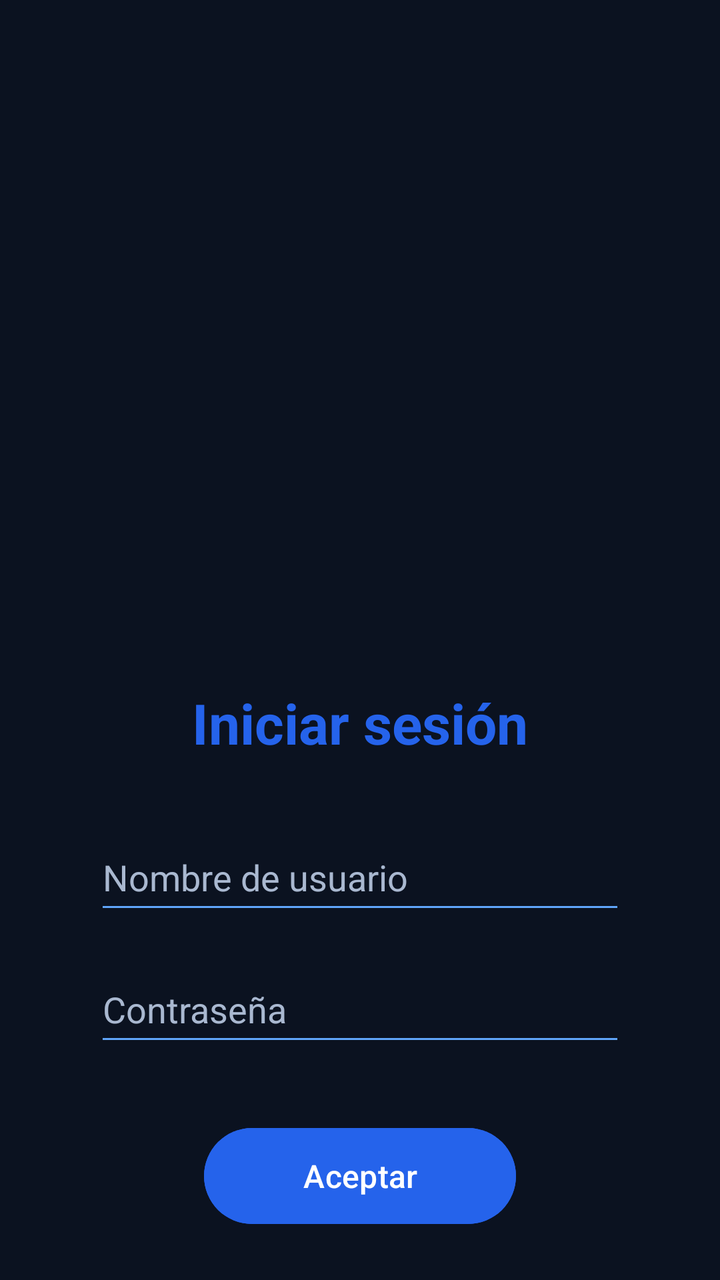
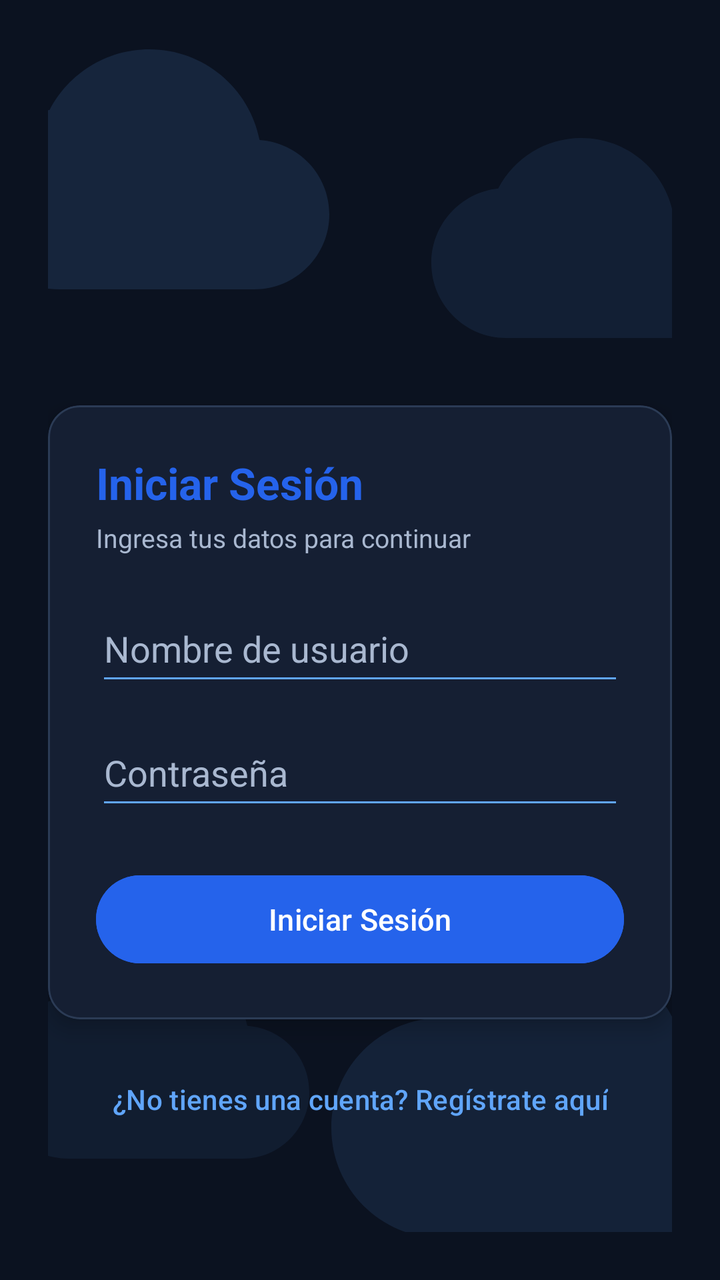

An Android layout rendered at two revisions. The XML below is the earlier revision; the diff shows what the commit changed to produce the second picture.
<!-- AndroidManifest.xml: application theme Theme.AppDeContactos -->
<!-- res/layout/activity_main.xml -->
<?xml version="1.0" encoding="utf-8"?>
<androidx.constraintlayout.widget.ConstraintLayout xmlns:android="http://schemas.android.com/apk/res/android"
    xmlns:app="http://schemas.android.com/apk/res-auto"
    xmlns:tools="http://schemas.android.com/tools"
    android:id="@+id/main"
    android:layout_width="match_parent"
    android:layout_height="match_parent"
    android:background="@color/azul_fondo"
    android:padding="24dp"
    tools:context=".MainActivity">

    <TextView
        android:id="@+id/tvTitle"
        android:layout_width="wrap_content"
        android:layout_height="wrap_content"
        android:text="@string/iniciar_sesion"
        android:textColor="@color/azul_principal"
        android:textSize="28sp"
        android:textStyle="bold"
        app:layout_constraintBottom_toTopOf="@+id/etUsuario"
        app:layout_constraintEnd_toEndOf="parent"
        app:layout_constraintStart_toStartOf="parent"
        app:layout_constraintTop_toTopOf="parent"
        app:layout_constraintVertical_bias="0.3"
        app:layout_constraintVertical_chainStyle="packed" />

    <EditText
        android:id="@+id/etUsuario"
        android:layout_width="0dp"
        android:layout_height="50dp"
        android:layout_marginTop="32dp"
        android:autofillHints="username"
        android:backgroundTint="@color/azul_claro"
        android:hint="@string/nombre_usuario"
        android:inputType="textPersonName"
        android:textColor="@color/texto_blanco"
        android:textColorHint="@color/texto_2"
        app:layout_constraintEnd_toEndOf="parent"
        app:layout_constraintStart_toStartOf="parent"
        app:layout_constraintTop_toBottomOf="@+id/tvTitle"
        app:layout_constraintWidth_max="340dp"
        app:layout_constraintWidth_percent="0.85" />

    <EditText
        android:id="@+id/etContrasena"
        android:layout_width="0dp"
        android:layout_height="50dp"
        android:layout_marginTop="16dp"
        android:autofillHints="password"
        android:backgroundTint="@color/azul_claro"
        android:hint="@string/contrasena"
        android:inputType="textPassword"
        android:textColor="@color/texto_blanco"
        android:textColorHint="@color/texto_2"
        app:layout_constraintEnd_toEndOf="parent"
        app:layout_constraintStart_toStartOf="parent"
        app:layout_constraintTop_toBottomOf="@+id/etUsuario"
        app:layout_constraintWidth_max="340dp"
        app:layout_constraintWidth_percent="0.85" />

    <Button
        android:id="@+id/btnAceptar"
        android:layout_width="0dp"
        android:layout_height="56dp"
        android:layout_marginTop="32dp"
        android:backgroundTint="@color/azul_principal"
        android:text="@string/aceptar"
        android:textColor="@color/texto_blanco"
        android:textSize="16sp"
        app:layout_constraintBottom_toBottomOf="parent"
        app:layout_constraintEnd_toEndOf="parent"
        app:layout_constraintStart_toStartOf="parent"
        app:layout_constraintTop_toBottomOf="@+id/etContrasena"
        app:layout_constraintWidth_max="200dp"
        app:layout_constraintWidth_percent="0.5" />

</androidx.constraintlayout.widget.ConstraintLayout>
<!-- resources referenced by this layout -->
<resources>
  <color name="azul_claro">#60A5FA</color>
  <color name="azul_fondo">#0B1220</color>
  <color name="azul_principal">#2563EB</color>
  <color name="texto_2">#A9B8D0</color>
  <color name="texto_blanco">#FFFFFF</color>
  <string name="aceptar">Aceptar</string>
  <string name="contrasena">Contraseña</string>
  <string name="iniciar_sesion">Iniciar sesión</string>
  <string name="nombre_usuario">Nombre de usuario</string>
  <style name="Theme.AppDeContactos" parent="Base.Theme.AppDeContactos" />
  <style name="Base.Theme.AppDeContactos" parent="Theme.Material3.DayNight.NoActionBar">
          
          
      </style>
</resources>

<!-- the commit's change to res/layout/activity_main.xml (unified diff, before → after) -->
@@ -9,69 +9,158 @@
     android:padding="24dp"
     tools:context=".MainActivity">
 
-    <TextView
-        android:id="@+id/tvTitle"
-        android:layout_width="wrap_content"
-        android:layout_height="wrap_content"
-        android:text="@string/iniciar_sesion"
-        android:textColor="@color/azul_principal"
-        android:textSize="28sp"
-        android:textStyle="bold"
-        app:layout_constraintBottom_toTopOf="@+id/etUsuario"
+    
+    <ImageView
+        android:id="@+id/bgCloudTopLeft"
+        android:layout_width="180dp"
+        android:layout_height="180dp"
+        android:layout_marginStart="-40dp"
+        android:layout_marginTop="-30dp"
+        android:alpha="0.7"
+        android:importantForAccessibility="no"
+        android:src="@drawable/ic_cloud_soft"
+        app:layout_constraintStart_toStartOf="parent"
+        app:layout_constraintTop_toTopOf="parent" />
+
+    <ImageView
+        android:id="@+id/bgCloudTopRight"
+        android:layout_width="150dp"
+        android:layout_height="150dp"
+        android:layout_marginTop="20dp"
+        android:layout_marginEnd="-30dp"
+        android:alpha="0.5"
+        android:importantForAccessibility="no"
+        android:src="@drawable/ic_cloud_soft"
+        app:layout_constraintEnd_toEndOf="parent"
+        app:layout_constraintTop_toTopOf="parent" />
+
+    <ImageView
+        android:id="@+id/bgCloudBottomLeft"
+        android:layout_width="160dp"
+        android:layout_height="160dp"
+        android:layout_marginStart="-30dp"
+        android:layout_marginBottom="10dp"
+        android:alpha="0.4"
+        android:importantForAccessibility="no"
+        android:src="@drawable/ic_cloud_soft"
+        app:layout_constraintBottom_toBottomOf="parent"
+        app:layout_constraintStart_toStartOf="parent" />
+
+    <ImageView
+        android:id="@+id/bgCloudBottomRight"
+        android:layout_width="220dp"
+        android:layout_height="220dp"
+        android:layout_marginEnd="-50dp"
+        android:layout_marginBottom="-40dp"
+        android:alpha="0.6"
+        android:importantForAccessibility="no"
+        android:src="@drawable/ic_cloud_soft"
+        app:layout_constraintBottom_toBottomOf="parent"
+        app:layout_constraintEnd_toEndOf="parent" />
+
+    
+    <ImageView
+        android:id="@+id/ivLogo"
+        android:layout_width="120dp"
+        android:layout_height="120dp"
+        android:contentDescription="@string/app_name"
+        android:src="@mipmap/app_notasyllamadas"
+        app:layout_constraintBottom_toTopOf="@+id/cardLogin"
         app:layout_constraintEnd_toEndOf="parent"
         app:layout_constraintStart_toStartOf="parent"
         app:layout_constraintTop_toTopOf="parent"
-        app:layout_constraintVertical_bias="0.3"
         app:layout_constraintVertical_chainStyle="packed" />
 
-    <EditText
-        android:id="@+id/etUsuario"
+    
+    <com.google.android.material.card.MaterialCardView
+        android:id="@+id/cardLogin"
         android:layout_width="0dp"
-        android:layout_height="50dp"
-        android:layout_marginTop="32dp"
-        android:autofillHints="username"
-        android:backgroundTint="@color/azul_claro"
-        android:hint="@string/nombre_usuario"
-        android:inputType="textPersonName"
-        android:textColor="@color/texto_blanco"
-        android:textColorHint="@color/texto_2"
+        android:layout_height="wrap_content"
+        android:layout_marginTop="16dp"
+        app:cardBackgroundColor="@color/azul_superficie"
+        app:cardCornerRadius="16dp"
+        app:cardElevation="6dp"
+        app:layout_constraintBottom_toTopOf="@+id/btnIrARegistro"
         app:layout_constraintEnd_toEndOf="parent"
         app:layout_constraintStart_toStartOf="parent"
-        app:layout_constraintTop_toBottomOf="@+id/tvTitle"
-        app:layout_constraintWidth_max="340dp"
-        app:layout_constraintWidth_percent="0.85" />
+        app:layout_constraintTop_toBottomOf="@+id/ivLogo"
+        app:strokeColor="@color/azul_borde"
+        app:strokeWidth="1dp">
 
-    <EditText
-        android:id="@+id/etContrasena"
-        android:layout_width="0dp"
-        android:layout_height="50dp"
-        android:layout_marginTop="16dp"
-        android:autofillHints="password"
-        android:backgroundTint="@color/azul_claro"
-        android:hint="@string/contrasena"
-        android:inputType="textPassword"
-        android:textColor="@color/texto_blanco"
-        android:textColorHint="@color/texto_2"
-        app:layout_constraintEnd_toEndOf="parent"
-        app:layout_constraintStart_toStartOf="parent"
-        app:layout_constraintTop_toBottomOf="@+id/etUsuario"
-        app:layout_constraintWidth_max="340dp"
-        app:layout_constraintWidth_percent="0.85" />
+        <LinearLayout
+            android:layout_width="match_parent"
+            android:layout_height="wrap_content"
+            android:orientation="vertical"
+            android:padding="24dp">
+
+            <TextView
+                android:id="@+id/tvTitle"
+                android:layout_width="wrap_content"
+                android:layout_height="wrap_content"
+                android:text="@string/iniciar_sesion"
+                android:textColor="@color/azul_principal"
+                android:textSize="22sp"
+                android:textStyle="bold" />
+
+            <TextView
+                android:id="@+id/tvSubtitle"
+                android:layout_width="wrap_content"
+                android:layout_height="wrap_content"
+                android:layout_marginTop="4dp"
+                android:text="@string/subtitulo_login"
+                android:textColor="@color/texto_2"
+                android:textSize="13sp" />
+
+            <EditText
+                android:id="@+id/etUsuario"
+                android:layout_width="match_parent"
+                android:layout_height="50dp"
+                android:layout_marginTop="20dp"
+                android:autofillHints="username"
+                android:backgroundTint="@color/azul_claro"
+                android:hint="@string/nombre_usuario"
+                android:inputType="textPersonName"
+                android:textColor="@color/texto_blanco"
+                android:textColorHint="@color/texto_2" />
+
+            <EditText
+                android:id="@+id/etContrasena"
+                android:layout_width="match_parent"
+                android:layout_height="50dp"
+                android:layout_marginTop="12dp"
+                android:autofillHints="password"
+                android:backgroundTint="@color/azul_claro"
+                android:hint="@string/contrasena"
+                android:inputType="textPassword"
+                android:textColor="@color/texto_blanco"
+                android:textColorHint="@color/texto_2" />
+
+            <Button
+                android:id="@+id/btnAceptar"
+                android:layout_width="match_parent"
+                android:layout_height="52dp"
+                android:layout_marginTop="24dp"
+                android:backgroundTint="@color/azul_principal"
+                android:text="@string/aceptar"
+                android:textColor="@color/texto_blanco"
+                android:textSize="15sp" />
+
+        </LinearLayout>
+
+    </com.google.android.material.card.MaterialCardView>
 
     <Button
-        android:id="@+id/btnAceptar"
-        android:layout_width="0dp"
-        android:layout_height="56dp"
-        android:layout_marginTop="32dp"
-        android:backgroundTint="@color/azul_principal"
-        android:text="@string/aceptar"
-        android:textColor="@color/texto_blanco"
-        android:textSize="16sp"
+        android:id="@+id/btnIrARegistro"
+        style="@style/Widget.Material3.Button.TextButton"
+        android:layout_width="wrap_content"
+        android:layout_height="wrap_content"
+        android:layout_marginTop="16dp"
+        android:text="@string/no_tienes_cuenta"
+        android:textColor="@color/azul_claro"
+        android:textSize="14sp"
         app:layout_constraintBottom_toBottomOf="parent"
         app:layout_constraintEnd_toEndOf="parent"
         app:layout_constraintStart_toStartOf="parent"
-        app:layout_constraintTop_toBottomOf="@+id/etContrasena"
-        app:layout_constraintWidth_max="200dp"
-        app:layout_constraintWidth_percent="0.5" />
+        app:layout_constraintTop_toBottomOf="@+id/cardLogin" />
 
 </androidx.constraintlayout.widget.ConstraintLayout>
<!-- resource entries referenced after the edit -->
@@ -1,15 +1,39 @@
 <!-- resources referenced by this layout -->
 <resources>
+  <color name="azul_borde">#2B3B55</color>
   <color name="azul_claro">#60A5FA</color>
   <color name="azul_fondo">#0B1220</color>
   <color name="azul_principal">#2563EB</color>
+  <color name="azul_superficie">#151F33</color>
   <color name="texto_2">#A9B8D0</color>
   <color name="texto_blanco">#FFFFFF</color>
-  <string name="aceptar">Aceptar</string>
+  <!-- drawable ic_cloud_soft (drawable) -->
+  <?xml version="1.0" encoding="utf-8"?>
+  <vector xmlns:android="http://schemas.android.com/apk/res/android"
+      android:width="200dp"
+      android:height="200dp"
+      android:viewportWidth="24"
+      android:viewportHeight="24">
+      <path
+          android:fillColor="#3060A5FA"
+          android:pathData="M19.35,10.04C18.67,6.59 15.64,4 12,4C9.11,4 6.6,5.64 5.35,8.04C2.34,8.36 0,10.91 0,14C0,17.31 2.69,20 6,20H19C21.76,20 24,17.76 24,15C24,12.36 21.95,10.22 19.35,10.04Z" />
+  </vector>
+  <!-- mipmap app_notasyllamadas (mipmap-anydpi-v26) -->
+  <?xml version="1.0" encoding="utf-8"?>
+  <adaptive-icon xmlns:android="http://schemas.android.com/apk/res/android">
+      <background android:drawable="@drawable/app_notasyllamadas_background"/>
+      <foreground android:drawable="@mipmap/app_notasyllamadas_foreground"/>
+      <monochrome android:drawable="@mipmap/app_notasyllamadas_foreground"/>
+  </adaptive-icon>
+  <string name="aceptar">Iniciar Sesión</string>
+  <string name="app_name">App de Contactos &amp; Notas</string>
   <string name="contrasena">Contraseña</string>
-  <string name="iniciar_sesion">Iniciar sesión</string>
+  <string name="iniciar_sesion">Iniciar Sesión</string>
+  <string name="no_tienes_cuenta">¿No tienes una cuenta? Regístrate aquí</string>
   <string name="nombre_usuario">Nombre de usuario</string>
+  <string name="subtitulo_login">Ingresa tus datos para continuar</string>
   <style name="Theme.AppDeContactos" parent="Base.Theme.AppDeContactos" />
+  <!-- drawable app_notasyllamadas_background: vector/xml drawable (drawable, 5119 chars, omitted) -->
   <style name="Base.Theme.AppDeContactos" parent="Theme.Material3.DayNight.NoActionBar">
           
           
